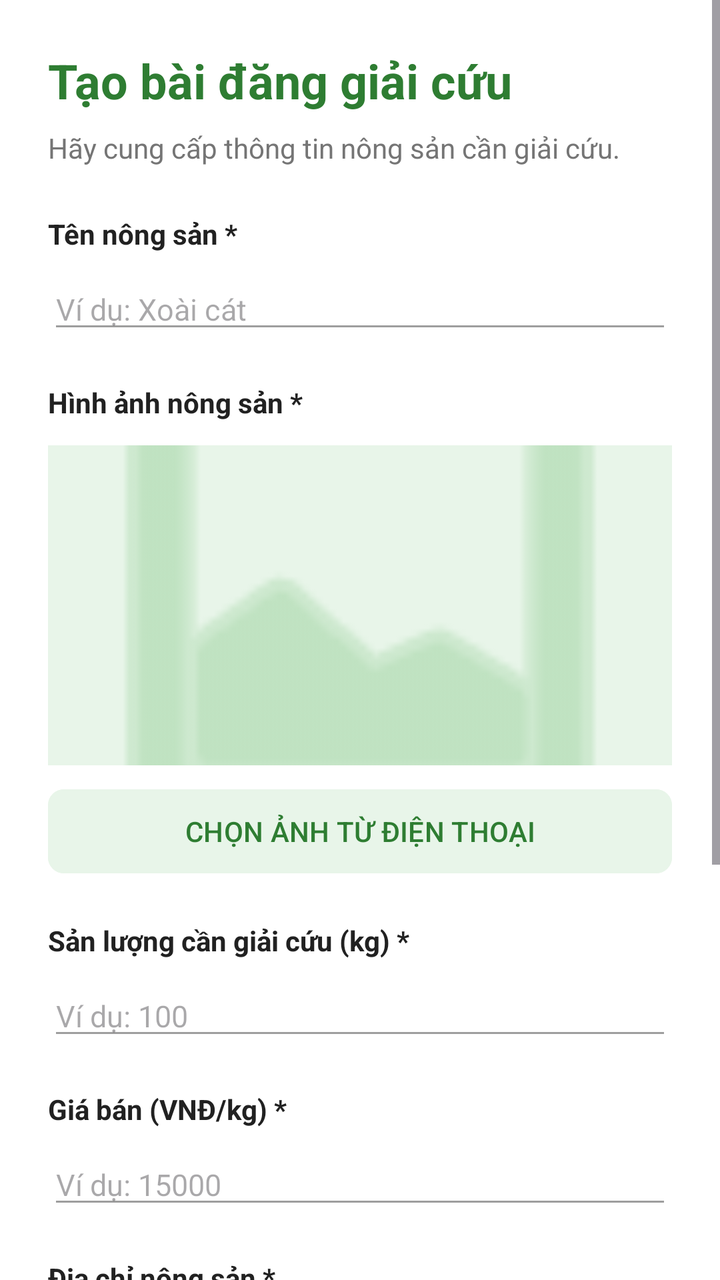
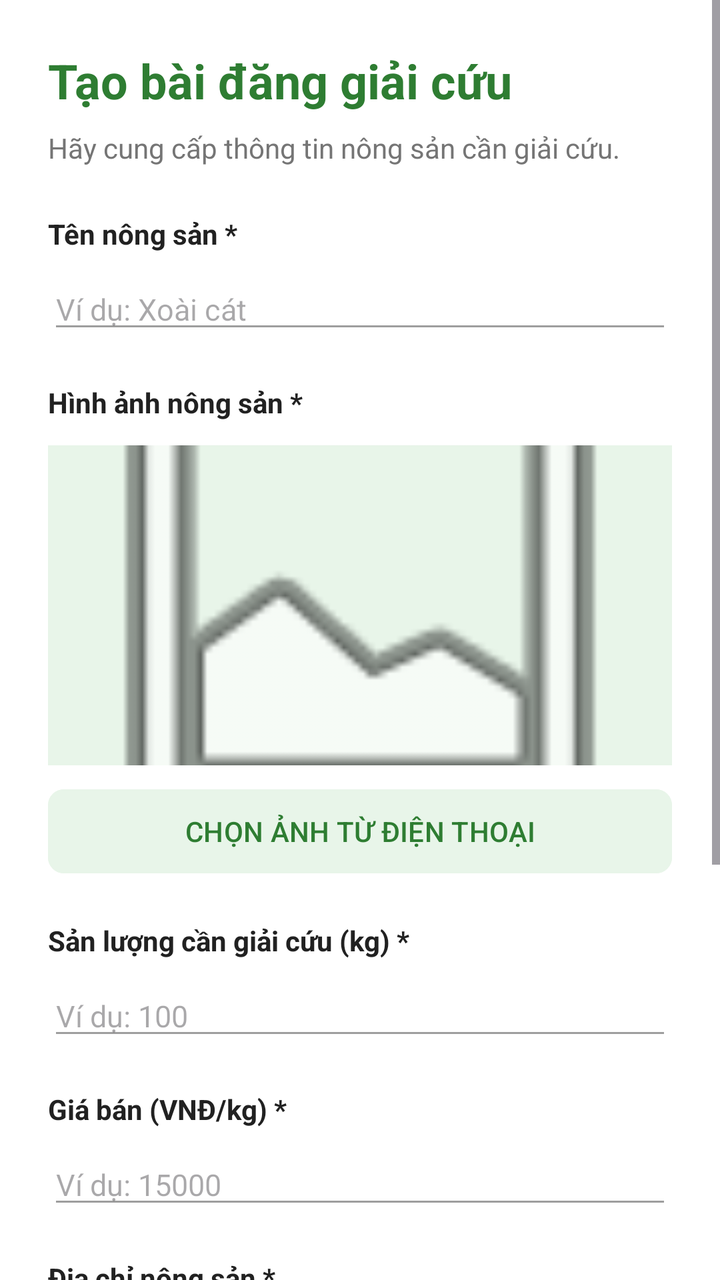

Screens rendered from an Android XML layout before and after an edit, with the pre-edit source and the edit as a unified diff.
<!-- AndroidManifest.xml: application theme Theme.AgriFoodsHelper -->
<!-- res/layout/fragment_create_report.xml -->
<?xml version="1.0" encoding="utf-8"?>
<ScrollView xmlns:android="http://schemas.android.com/apk/res/android"
    xmlns:app="http://schemas.android.com/apk/res-auto"
    android:layout_width="match_parent"
    android:layout_height="match_parent"
    android:background="#FFFFFF"
    android:fillViewport="true">

    <LinearLayout
        android:layout_width="match_parent"
        android:layout_height="wrap_content"
        android:orientation="vertical"
        android:padding="24dp">

        
        <TextView
            android:layout_width="match_parent"
            android:layout_height="wrap_content"
            android:text="Tạo bài đăng giải cứu"
            android:textColor="#2E7D32"
            android:textSize="24sp"
            android:textStyle="bold" />

        <TextView
            android:layout_width="match_parent"
            android:layout_height="wrap_content"
            android:layout_marginTop="8dp"
            android:text="Hãy cung cấp thông tin nông sản cần giải cứu."
            android:textColor="#757575"
            android:textSize="14sp" />

        
        <TextView
            android:layout_width="wrap_content"
            android:layout_height="wrap_content"
            android:layout_marginTop="24dp"
            android:text="Tên nông sản *"
            android:textColor="#212121"
            android:textStyle="bold" />

        <EditText
            android:id="@+id/edtCampaignTitle"
            android:layout_width="match_parent"
            android:layout_height="wrap_content"
            android:layout_marginTop="8dp"
            android:backgroundTint="#9E9E9E"
            android:hint="Ví dụ: Xoài cát"
            android:inputType="text"
            android:textSize="15sp" />

        
        <TextView
            android:layout_width="wrap_content"
            android:layout_height="wrap_content"
            android:layout_marginTop="20dp"
            android:text="Hình ảnh nông sản *"
            android:textColor="#212121"
            android:textStyle="bold" />

        <ImageView
            android:id="@+id/imgCampaignPhoto"
            android:layout_width="match_parent"
            android:layout_height="160dp"
            android:layout_marginTop="12dp"
            android:background="#E8F5E9"
            android:scaleType="centerCrop"
            android:src="@android:drawable/ic_menu_gallery"
            app:tint="#A5D6A7" />

        <com.google.android.material.button.MaterialButton
            android:id="@+id/btnPickImage"
            android:layout_width="match_parent"
            android:layout_height="50dp"
            android:layout_marginTop="8dp"
            android:backgroundTint="#E8F5E9"
            android:text="CHỌN ẢNH TỪ ĐIỆN THOẠI"
            android:textColor="#2E7D32"
            app:cornerRadius="8dp"
            app:elevation="0dp" />

        
        <TextView
            android:layout_width="wrap_content"
            android:layout_height="wrap_content"
            android:layout_marginTop="20dp"
            android:text="Sản lượng cần giải cứu (kg) *"
            android:textColor="#212121"
            android:textStyle="bold" />

        <EditText
            android:id="@+id/edtCampaignQuantity"
            android:layout_width="match_parent"
            android:layout_height="wrap_content"
            android:layout_marginTop="8dp"
            android:backgroundTint="#9E9E9E"
            android:hint="Ví dụ: 100"
            android:inputType="numberDecimal"
            android:textSize="15sp" />

        
        <TextView
            android:layout_width="wrap_content"
            android:layout_height="wrap_content"
            android:layout_marginTop="20dp"
            android:text="Giá bán (VNĐ/kg) *"
            android:textColor="#212121"
            android:textStyle="bold" />

        <EditText
            android:id="@+id/edtCampaignPrice"
            android:layout_width="match_parent"
            android:layout_height="wrap_content"
            android:layout_marginTop="8dp"
            android:backgroundTint="#9E9E9E"
            android:hint="Ví dụ: 15000"
            android:inputType="number"
            android:textSize="15sp" />

        
        <TextView
            android:layout_width="wrap_content"
            android:layout_height="wrap_content"
            android:layout_marginTop="20dp"
            android:text="Địa chỉ nông sản *"
            android:textColor="#212121"
            android:textStyle="bold" />

        <EditText
            android:id="@+id/edtCampaignAddress"
            android:layout_width="match_parent"
            android:layout_height="wrap_content"
            android:layout_marginTop="8dp"
            android:backgroundTint="#9E9E9E"
            android:hint="Nhập xã/phường, huyện/quận, tỉnh/thành phố"
            android:inputType="textPostalAddress"
            android:textSize="15sp" />

        
        <TextView
            android:layout_width="wrap_content"
            android:layout_height="wrap_content"
            android:layout_marginTop="20dp"
            android:text="Mô tả chi tiết"
            android:textColor="#212121"
            android:textStyle="bold" />

        <EditText
            android:id="@+id/edtCampaignDetail"
            android:layout_width="match_parent"
            android:layout_height="wrap_content"
            android:layout_marginTop="8dp"
            android:backgroundTint="#9E9E9E"
            android:hint="Tình trạng nông sản, khó khăn gặp phải..."
            android:inputType="textMultiLine"
            android:minLines="3"
            android:gravity="top|start"
            android:textSize="15sp" />

        
        <com.google.android.material.button.MaterialButton
            android:id="@+id/btnSubmitCampaign"
            android:layout_width="match_parent"
            android:layout_height="54dp"
            android:layout_marginTop="32dp"
            android:layout_marginBottom="24dp"
            android:backgroundTint="#2E7D32"
            android:text="Gửi yêu cầu giải cứu"
            android:textColor="#FFFFFF"
            android:textSize="16sp"
            android:textStyle="bold"
            app:cornerRadius="8dp" />

    </LinearLayout>
</ScrollView>
<!-- resources referenced by this layout -->
<resources>
  <style name="Theme.AgriFoodsHelper" parent="Base.Theme.AgriFoodsHelper" />
  <style name="Base.Theme.AgriFoodsHelper" parent="Theme.Material3.DayNight.NoActionBar">
          
      </style>
</resources>

<!-- the commit's change to res/layout/fragment_create_report.xml (unified diff, before → after) -->
@@ -64,8 +64,7 @@
             android:layout_marginTop="12dp"
             android:background="#E8F5E9"
             android:scaleType="centerCrop"
-            android:src="@android:drawable/ic_menu_gallery"
-            app:tint="#A5D6A7" />
+            android:src="@android:drawable/ic_menu_gallery" />
 
         <com.google.android.material.button.MaterialButton
             android:id="@+id/btnPickImage"
